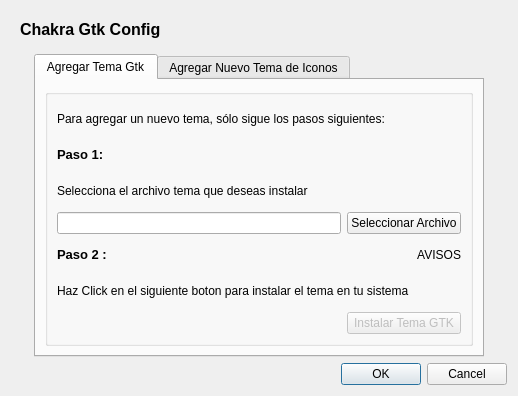
KDE/kde-gtk-config, file dialog_installer.ui: the form before one commit.
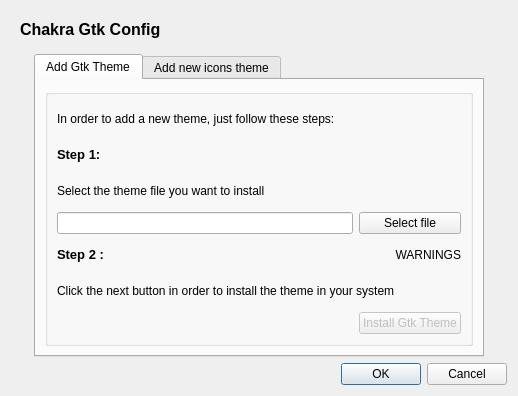
The form after the commit. Icons and pictures are not drawn.

Commit message: More translations and fix category

What changed in the file:
```diff
--- a/dialog_installer.ui
+++ b/dialog_installer.ui
@@ -130,7 +130,7 @@
      </property>
      <widget class="QWidget" name="tabWidgetPage1">
       <attribute name="title">
-       <string>Agregar Tema Gtk</string>
+       <string>Add Gtk Theme</string>
       </attribute>
       <layout class="QGridLayout" name="gridLayout_3">
        <item row="0" column="0">
@@ -148,14 +148,14 @@
              </sizepolicy>
             </property>
             <property name="text">
-             <string>Para agregar un nuevo tema, sólo sigue los pasos siguientes:</string>
+	       <string>In order to add a new theme, just follow these steps:</string>
             </property>
            </widget>
           </item>
           <item row="3" column="1">
            <widget class="QPushButton" name="but_theme_filechoice">
             <property name="text">
-             <string>Seleccionar Archivo</string>
+             <string>Select file</string>
             </property>
            </widget>
           </item>
@@ -174,7 +174,7 @@
              </size>
             </property>
             <property name="text">
-             <string>AVISOS</string>
+             <string>WARNINGS</string>
             </property>
             <property name="alignment">
              <set>Qt::AlignRight|Qt::AlignTrailing|Qt::AlignVCenter</set>
@@ -187,7 +187,7 @@
           <item row="8" column="0" colspan="2">
            <widget class="QLabel" name="label_4">
             <property name="text">
-             <string>Haz Click en el siguiente boton para instalar el tema en tu sistema</string>
+	     <string>Click the next button in order to install the theme in your system</string>
             </property>
            </widget>
           </item>
@@ -211,14 +211,14 @@
 &lt;html&gt;&lt;head&gt;&lt;meta name=&quot;qrichtext&quot; content=&quot;1&quot; /&gt;&lt;style type=&quot;text/css&quot;&gt;
 p, li { white-space: pre-wrap; }
 &lt;/style&gt;&lt;/head&gt;&lt;body style=&quot; font-family:'Sans Serif'; font-size:9pt; font-weight:400; font-style:normal;&quot;&gt;
-&lt;p style=&quot; margin-top:0px; margin-bottom:0px; margin-left:0px; margin-right:0px; -qt-block-indent:0; text-indent:0px;&quot;&gt;&lt;span style=&quot; font-size:10pt; font-weight:600;&quot;&gt;Paso 1:&lt;/span&gt;&lt;/p&gt;&lt;/body&gt;&lt;/html&gt;</string>
+&lt;p style=&quot; margin-top:0px; margin-bottom:0px; margin-left:0px; margin-right:0px; -qt-block-indent:0; text-indent:0px;&quot;&gt;&lt;span style=&quot; font-size:10pt; font-weight:600;&quot;&gt;Step 1:&lt;/span&gt;&lt;/p&gt;&lt;/body&gt;&lt;/html&gt;</string>
             </property>
            </widget>
           </item>
           <item row="2" column="0" colspan="2">
            <widget class="QLabel" name="label_3">
             <property name="text">
-             <string>Selecciona el archivo tema que deseas instalar</string>
+	     <string>Select the theme file you want to install</string>
             </property>
            </widget>
           </item>
@@ -228,7 +228,7 @@
              <bool>false</bool>
             </property>
             <property name="text">
-             <string>Instalar Tema GTK</string>
+             <string>Install Gtk Theme</string>
             </property>
             <property name="checkable">
              <bool>false</bool>
@@ -242,7 +242,7 @@
 &lt;html&gt;&lt;head&gt;&lt;meta name=&quot;qrichtext&quot; content=&quot;1&quot; /&gt;&lt;style type=&quot;text/css&quot;&gt;
 p, li { white-space: pre-wrap; }
 &lt;/style&gt;&lt;/head&gt;&lt;body style=&quot; font-family:'Sans Serif'; font-size:9pt; font-weight:400; font-style:normal;&quot;&gt;
-&lt;p style=&quot; margin-top:0px; margin-bottom:0px; margin-left:0px; margin-right:0px; -qt-block-indent:0; text-indent:0px;&quot;&gt;&lt;span style=&quot; font-size:10pt; font-weight:600;&quot;&gt;Paso 2 :&lt;/span&gt;&lt;/p&gt;&lt;/body&gt;&lt;/html&gt;</string>
+&lt;p style=&quot; margin-top:0px; margin-bottom:0px; margin-left:0px; margin-right:0px; -qt-block-indent:0; text-indent:0px;&quot;&gt;&lt;span style=&quot; font-size:10pt; font-weight:600;&quot;&gt;Step 2 :&lt;/span&gt;&lt;/p&gt;&lt;/body&gt;&lt;/html&gt;</string>
             </property>
            </widget>
           </item>
@@ -253,7 +253,7 @@
      </widget>
      <widget class="QWidget" name="tab">
       <attribute name="title">
-       <string>Agregar Nuevo Tema de Iconos</string>
+       <string>Add new icons theme</string>
       </attribute>
       <layout class="QVBoxLayout" name="verticalLayout">
        <item>
```
Left out of the diff: 16 changed lines with no effect on the pictures. The commit also changes 1 other file.
